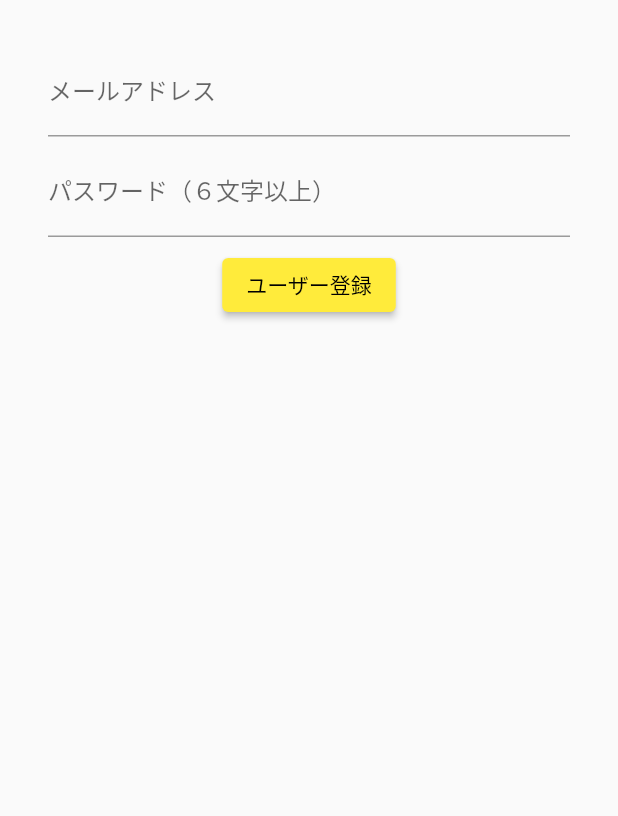
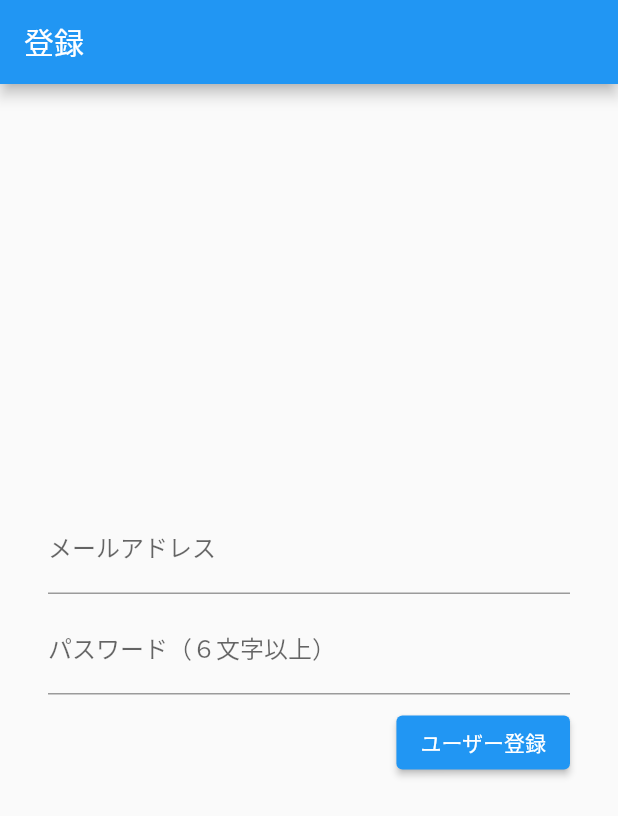
Before and after one commit to Hanatanisan/firebase_login_time, a Flutter app: the screen it shows after launch, on a phone screen of 412 x 824 dp. Shown: the top 816 px of the screen. Run offline on Flutter 3.47's test engine with Material 2 defaults, Android fonts, the light colour scheme and no system bars; our stand-ins replace firebase_auth, firebase_core, loading_animation_widget; accounts and stored records are empty.

Commit message:
ログインアニメーションに関するpubspec.yamlとimport分の追加

```diff
--- a/lib/main.dart
+++ b/lib/main.dart
@@ -3,6 +3,8 @@ import 'package:flutter/material.dart';
 
 import 'package:firebase_core/firebase_core.dart';
 import 'firebase_options.dart';
+
+import 'package:loading_animation_widget/loading_animation_widget.dart';
 
 void main() async {
   WidgetsFlutterBinding.ensureInitialized();
@@ -20,7 +22,7 @@ class HanataniApp extends StatelessWidget {
     return MaterialApp(
       title: 'Flutter Demo',
       theme: ThemeData(
-        primarySwatch: Colors.yellow,
+        primarySwatch: Colors.blue,
       ),
       home: SignUpPage(),
     );
@@ -43,10 +45,15 @@ class _SignUpPageState extends State<SignUpPage> {
   @override
   Widget build(BuildContext context) {
     return Scaffold(
+      appBar: AppBar(
+        title: Text('登録'),
+      ),
       body: Center(
         child: Container(
           padding: EdgeInsets.all(32),
           child: Column(
+            mainAxisAlignment: MainAxisAlignment.center,
+            crossAxisAlignment: CrossAxisAlignment.end,
             children: <Widget>[
               TextFormField(
                 // テキスト入力のラベルを設定
--- a/pubspec.yaml
+++ b/pubspec.yaml
@@ -31,6 +31,7 @@ environment:
 dependencies:
   flutter:
     sdk: flutter
+  loading_animation_widget: ^1.1.0+3 #追記
 
 
   # The following adds the Cupertino Icons font to your application.
```
Also changed, not shown: pubspec.lock.
